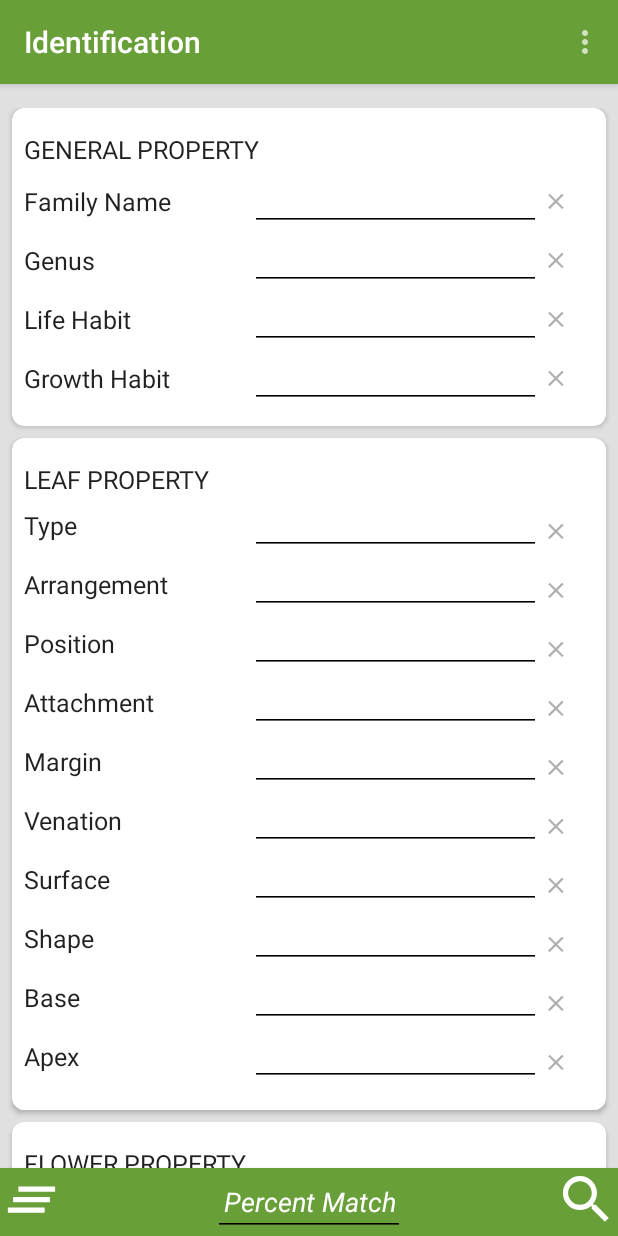
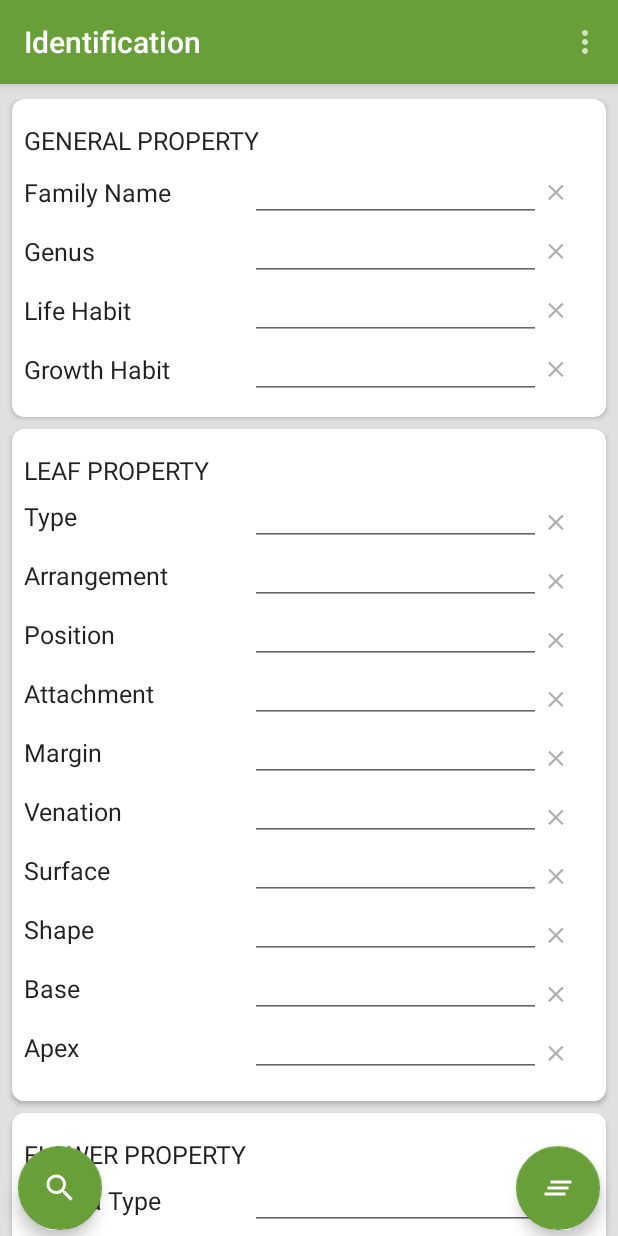
Before and after one commit to jomad/widgen_git, an Android app: the MainActivity2 screen opened directly, with no data from a screen before it, on a phone screen of 412 x 824 dp. Run offline under Robolectric (Android 15) with nearby library versions, the phone set to English and light mode, and no system bars.

Commit message:
Updated MainActivity2 and fixed ZoomedImage.

```diff
--- a/app/src/main/java/com/example/android/widgenV1/MainActivity2.java
+++ b/app/src/main/java/com/example/android/widgenV1/MainActivity2.java
@@ -8,7 +8,6 @@ import android.content.res.Configuration;
 import android.content.res.Resources;
 import android.graphics.PorterDuff;
 import android.os.Bundle;
-import android.support.v7.app.AppCompatActivity;
 import android.support.v7.widget.Toolbar;
 import android.text.InputFilter;
 import android.util.Log;
@@ -19,11 +18,14 @@ import android.view.MenuItem;
 import android.view.View;
 import android.view.ViewGroup;
 import android.widget.EditText;
+import android.widget.ImageButton;
 import android.widget.ImageView;
 import android.widget.TextView;
 import android.widget.Toast;
+
 import java.util.ArrayList;
 import java.util.Arrays;
+
 import static android.R.color.black;
 import static com.example.android.widgenV1.GrowthHabit.MY_PREFS_NAME;
 
@@ -51,7 +53,7 @@ public class MainActivity2 extends RootActivity{
         setContentView(R.layout.activity_main2);
 
         growthHabitString = new String[]{"Erect", "Shrub", "Ascending", "Cespitose", "Vine",
-                            "Stoloniferous", "Repent", "Procumbent", "Decumbent", "Floating"};
+                "Stoloniferous", "Repent", "Procumbent", "Decumbent", "Floating"};
 
         growthHabitImageArray = new Integer[] {R.mipmap.ic_launcher, R.drawable.zgh_shrub, R.drawable.zgh_ascending,
                 R.drawable.zgh_cespitose, R.drawable.zgh_vine, R.drawable.zgh_stoloniferous, R.drawable.zgh_repent,
@@ -174,12 +176,12 @@ public class MainActivity2 extends RootActivity{
                 leafArrangement, leafPosition, leafAttachment, margin, venation, surface, shape, base, apex,
                 corolla, symmetry, inflorescence, color, flowerPosition, flowerAttachment};
 
-        ImageView computeBtn = (ImageView) findViewById(R.id.button);
+        ImageButton computeBtn = (ImageButton) findViewById(R.id.button);
 
-        final EditText percentMatchText = (EditText) findViewById(R.id.editTextPercentMatch);
+        /*final EditText percentMatchText = (EditText) findViewById(R.id.editTextPercentMatch);
         percentMatchText.getBackground().setColorFilter(getResources().getColor(black), PorterDuff.Mode.SRC_IN);
         percentMatchText.setFilters(new InputFilter[]{new InputFilterMinMax("1", "100")});
-
+*/
 //      Running the program
         if (computeBtn != null) {
 
@@ -313,18 +315,18 @@ public class MainActivity2 extends RootActivity{
 //                            Make an int [] to store percent score
                             ArrayList<String> percentScore = new ArrayList<>();
 
-                            String string = percentMatchText.getText().toString();
-                            System.out.println("This is string " + string);
+//                            System.out.println("This is string " + string);
+//                            String string = percentMatchText.getText().toString();
 
                             double desiredScore;
                             /*percentMatch is the user's desired match in percent to avoid listing
                             too much informaiton*/
                             double percentMatchInt;
 
-                            switch (string) {
-
-                                case (""):
-                                    percentMatchInt = 1;
+//                            switch (string) {
+//
+//                                case (""):
+                            percentMatchInt = 1;
 /*
                                     context = getApplicationContext();
                                     text = "Enter a value for PERCENT MATCH." + "\nDefault is 1";
@@ -339,14 +341,14 @@ public class MainActivity2 extends RootActivity{
 */
 
 
-                                    break;
-
-                                default:
-
-                                    percentMatchInt = Double.parseDouble(percentMatchText.getText().toString());
-                                    break;
-
-                            }
+//                                    break;
+//
+//                                default:
+//
+//                                    percentMatchInt = Double.parseDouble(percentMatchText.getText().toString());
+//                                    break;
+//
+//                            }
 
                             double percentMatch = percentMatchInt / 100;
                             //        int roundedPercentMatch = (int) percentMatch;
@@ -407,7 +409,7 @@ public class MainActivity2 extends RootActivity{
             });
         }
 
-        ImageView clearEntries = (ImageView) findViewById(R.id.clear);
+        ImageButton clearEntries = (ImageButton) findViewById(R.id.clear);
 
         clearEntries.setOnClickListener(new View.OnClickListener() {
             @Override
--- a/app/src/main/java/com/example/android/widgenV1/PlantProfile.java
+++ b/app/src/main/java/com/example/android/widgenV1/PlantProfile.java
@@ -166,6 +166,7 @@ public class PlantProfile extends RootActivity {
                 i.putExtra("imageUrl", imageUrl[index]);
                 i.putExtra("resID", resID);
                 i.putStringArrayListExtra("key", finalList);
+                i.putExtra("plantForProfile", plantForProfile);
                 startActivity(i);
             }
         });
--- a/app/src/main/res/layout/activity_main2.xml
+++ b/app/src/main/res/layout/activity_main2.xml
@@ -1,60 +1,69 @@
 <?xml version="1.0" encoding="utf-8"?>
-<LinearLayout xmlns:android="http://schemas.android.com/apk/res/android"
-
+<android.support.design.widget.CoordinatorLayout xmlns:android="http://schemas.android.com/apk/res/android"
     xmlns:app="http://schemas.android.com/apk/res-auto"
     xmlns:tools="http://schemas.android.com/tools"
     android:id="@+id/activity_main"
     android:layout_width="match_parent"
     android:layout_height="match_parent"
-    android:background="@color/background_material"
-    android:orientation="vertical"
-
-    android:paddingBottom="0dp"
+    android:fitsSystemWindows="true"
     tools:context="com.example.android.widgenV1.MainActivity2">
 
-    <include
-        android:id="@+id/toolbar"
-        layout="@layout/tool_bar" />
+    <android.support.design.widget.AppBarLayout
+        android:layout_width="match_parent"
+        android:layout_height="wrap_content"
+        android:theme="@style/ThemeOverlay.AppCompat.Dark">
+
+        <android.support.v7.widget.Toolbar
+            android:id="@+id/toolbar"
+            layout="@layout/tool_bar"
+            android:layout_width="match_parent"
+            android:layout_height="?attr/actionBarSize"
+            app:layout_scrollFlags="scroll|enterAlways" />
+
+    </android.support.design.widget.AppBarLayout>
+
+    <!--   <include
+           android:id="@+id/toolbar"
+           layout="@layout/tool_bar" />-->
+
+    <LinearLayout
+        android:id="@+id/main_fab_layout"
+        android:layout_width="match_parent"
+        android:layout_height="match_parent"
+        android:background="@color/background_material"
+        android:orientation="vertical"
+        android:layout_marginTop="50dp"
+        android:paddingBottom="0dp">
 
 
-    <LinearLayout
-        android:layout_width="0px"
-        android:layout_height="0px"
-        android:layout_marginLeft="16dp"
-        android:layout_marginRight="16dp"
-        android:focusable="true"
-        android:focusableInTouchMode="true" />
-
-    <LinearLayout
-        android:layout_width="match_parent"
-        android:layout_height="0dp"
-        android:layout_weight="9"
-
-        android:orientation="vertical">
+        <!--<LinearLayout-->
+        <!--android:layout_width="match_parent"-->
+        <!--android:layout_height="match_parent"-->
+        <!--android:orientation="vertical">-->
 
         <ScrollView
             android:layout_width="match_parent"
-            android:layout_height="0dp"
-            android:layout_weight="8"
+            android:layout_height="match_parent"
             android:isScrollContainer="false"
+
             android:scrollbars="none">
 
             <LinearLayout
                 android:layout_width="match_parent"
                 android:layout_height="wrap_content"
-                android:orientation="vertical"
                 android:layout_marginLeft="4dp"
                 android:layout_marginRight="4dp"
+                android:orientation="vertical"
                 android:paddingTop="16dp">
 
                 <android.support.v7.widget.CardView
                     android:layout_width="match_parent"
                     android:layout_height="wrap_content"
-                    android:elevation="4dp"
-                    app:cardCornerRadius="8dp"
+                    android:layout_marginBottom="8dp"
                     android:layout_marginLeft="4dp"
                     android:layout_marginRight="4dp"
-                    android:layout_marginBottom="8dp">
+                    android:elevation="4dp"
+                    app:cardCornerRadius="8dp">
 
                     <LinearLayout
                         android:layout_width="match_parent"
@@ -67,9 +76,9 @@
                         <TextView
                             android:id="@+id/textView_gen_property"
                             style="@style/HeadingMainActivity"
+                            android:clickable="true"
                             android:text="@string/gen_property"
-                            tools:text="@string/gen_property"
-                            android:clickable="true"/>
+                            tools:text="@string/gen_property" />
 
                         <LinearLayout
                             android:layout_width="match_parent"
@@ -178,14 +187,17 @@
                     </LinearLayout>
                 </android.support.v7.widget.CardView>
 
+
                 <android.support.v7.widget.CardView
                     android:layout_width="match_parent"
                     android:layout_height="wrap_content"
-                    android:elevation="4dp"
-                    app:cardCornerRadius="8dp"
+                    android:layout_marginBottom="8dp"
                     android:layout_marginLeft="4dp"
                     android:layout_marginRight="4dp"
-                    android:layout_marginBottom="8dp">
+
+                    android:elevation="4dp"
+                    app:cardCornerRadius="8dp">
+
 
                     <LinearLayout
                         android:layout_width="match_parent"
@@ -404,20 +416,22 @@
                     </LinearLayout>
                 </android.support.v7.widget.CardView>
 
+
                 <android.support.v7.widget.CardView
                     android:layout_width="match_parent"
                     android:layout_height="wrap_content"
-                    android:elevation="4dp"
-                    app:cardCornerRadius="8dp"
+                    android:layout_marginBottom="16dp"
                     android:layout_marginLeft="4dp"
                     android:layout_marginRight="4dp"
-                    android:layout_marginBottom="8dp">
+
+                    android:elevation="4dp"
+                    app:cardCornerRadius="8dp">
 
                     <LinearLayout
                         android:layout_width="match_parent"
                         android:layout_height="match_parent"
                         android:orientation="vertical"
-                        android:paddingBottom="12dp"
+                        android:paddingBottom="40dp"
                         android:paddingTop="16dp">
 
                         <TextView
@@ -569,57 +583,32 @@
             </LinearLayout>
 
         </ScrollView>
+        <!--</LinearLayout>-->
+
     </LinearLayout>
 
+    <android.support.design.widget.FloatingActionButton
+        android:id="@+id/clear"
+        android:layout_width="wrap_content"
+        android:layout_height="wrap_content"
+        android:layout_marginBottom="4dp"
+        android:layout_marginEnd="12dp"
+        android:src="@drawable/ic_clear_all"
+        app:backgroundTint="@color/colorPrimary"
+        app:fabSize="auto"
+        app:layout_anchor="@id/main_fab_layout"
+        app:layout_anchorGravity="bottom|right|end" />
 
-    <FrameLayout
-        android:layout_width="match_parent"
+    <android.support.design.widget.FloatingActionButton
+        android:id="@+id/button"
+        android:layout_width="wrap_content"
+
         android:layout_height="wrap_content"
-        android:background="@color/colorPrimary"
-        android:elevation="4dp">
+        android:layout_marginBottom="4dp"
+        android:layout_marginStart="12dp"
+        android:src="@drawable/ic_zz_search"
+        app:backgroundTint="@color/colorPrimary"
+        app:layout_anchor="@id/main_fab_layout"
+        app:layout_anchorGravity="bottom|left|start" />
 
-
-        <RelativeLayout
-            android:layout_width="match_parent"
-            android:layout_height="wrap_content"
-            android:orientation="horizontal">
-
-
-            <ImageView
-                android:id="@+id/clear"
-                android:layout_width="42dp"
-                android:layout_height="42dp"
-                android:layout_alignParentStart="true"
-                android:background="@drawable/ic_clear_all"
-                android:clickable="true" />
-
-
-            <ImageView
-                android:id="@+id/button"
-                android:layout_width="42dp"
-                android:layout_height="42dp"
-                android:layout_alignParentEnd="true"
-                android:background="@drawable/ic_zz_search"
-                android:clickable="true" />
-
-            <EditText
-                android:id="@+id/editTextPercentMatch"
-                android:layout_width="wrap_content"
-                android:layout_height="wrap_content"
-                android:layout_centerHorizontal="true"
-                android:cursorVisible="true"
-                android:ems="6"
-                android:hint="Percent Match"
-                android:inputType="number"
-                android:textAlignment="center"
-
-                android:textColorHint="@color/lineColor"
-                android:textStyle="normal|italic"
-                />
-
-
-        </RelativeLayout>
-    </FrameLayout>
-
-
-</LinearLayout>
+</android.support.design.widget.CoordinatorLayout>
--- a/app/src/main/res/layout/activity_plant_list_with_image_recycler_view.xml
+++ b/app/src/main/res/layout/activity_plant_list_with_image_recycler_view.xml
@@ -1,5 +1,6 @@
 <?xml version="1.0" encoding="utf-8"?>
-<android.support.design.widget.CoordinatorLayout xmlns:android="http://schemas.android.com/apk/res/android"
+<android.support.design.widget.CoordinatorLayout
+    xmlns:android="http://schemas.android.com/apk/res/android"
     xmlns:app="http://schemas.android.com/apk/res-auto"
     xmlns:tools="http://schemas.android.com/tools"
     android:id="@+id/collapsible_list"
--- a/app/src/main/res/layout/activity_zoomed_image.xml
+++ b/app/src/main/res/layout/activity_zoomed_image.xml
@@ -6,11 +6,6 @@
     xmlns:app="http://schemas.android.com/apk/res-auto"
     android:orientation="vertical"
     android:background="@color/lineColor">
-
-    <include
-        android:id="@+id/toolbar"
-        layout="@layout/tool_bar"
-        />
 
 
 
```
Also changed, not shown: app/src/main/java/com/example/android/widgenV1/ZoomedImage.java (+5 -2 lines), app/src/main/res/layout/activity_main3.xml (+81 -32 lines).
